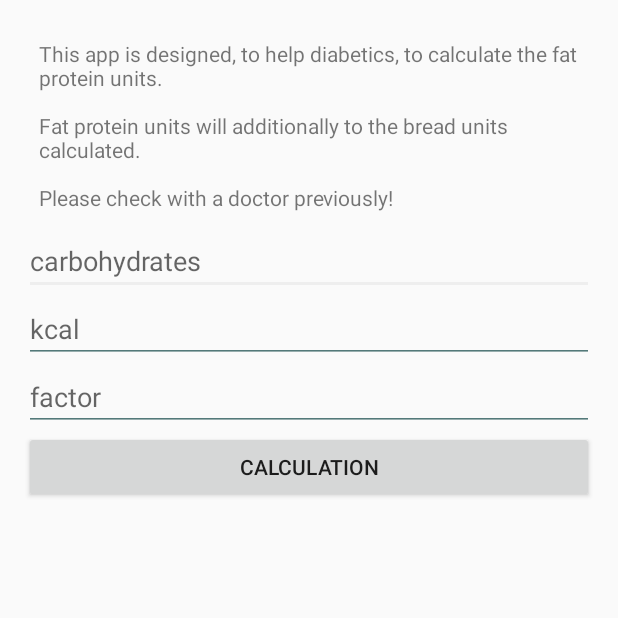
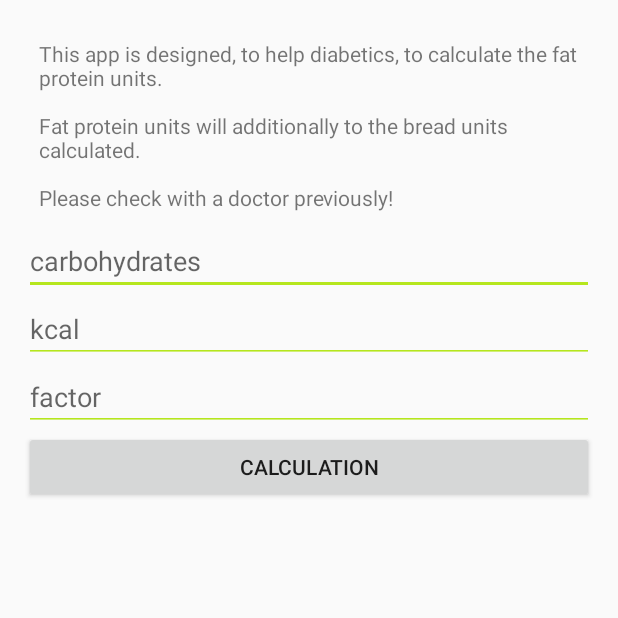
Before and after one commit to beccabug2004/FPE-Rechner, an Android app: the screen it shows after launch (MainActivity), on a phone screen of 412 x 824 dp, the top half of it. Run offline under Robolectric (Android 15) with nearby library versions, the phone set to English and light mode, and no system bars; 1 statement that could not run was skipped.

Commit message:
Update activity_main.xml

```diff
--- a/app/src/main/res/layout/activity_main.xml
+++ b/app/src/main/res/layout/activity_main.xml
@@ -27,7 +27,8 @@
         android:id="@+id/editTextCho"
         android:layout_width="fill_parent"
         android:layout_height="wrap_content"
-        android:numeric="decimal"
+        android:inputType="numberDecimal"
+        android:backgroundTint="#b5e61d"
         android:layout_below="@+id/textViewNote"
         android:layout_alignParentLeft="true"
         android:layout_alignParentStart="true" />
@@ -37,8 +38,8 @@
         android:id="@+id/editTextKcal"
         android:layout_width="fill_parent"
         android:layout_height="wrap_content"
-        android:numeric="decimal"
-        android:backgroundTint="#537979"
+        android:inputType="numberDecimal"
+        android:backgroundTint="#b5e61d"
         android:layout_below="@+id/editTextCho"
         android:layout_alignParentLeft="true"
         android:layout_alignParentStart="true" />
@@ -48,8 +49,8 @@
         android:id="@+id/editTextFactor"
         android:layout_width="fill_parent"
         android:layout_height="wrap_content"
-        android:numeric="decimal"
-        android:backgroundTint="#537979"
+        android:inputType="numberDecimal"
+        android:backgroundTint="#b5e61d"
         android:layout_below="@+id/editTextKcal"
         android:layout_alignParentRight="true"
         android:layout_alignParentEnd="true" />
@@ -69,8 +70,9 @@
         android:padding="20dp"
         android:layout_width="wrap_content"
         android:layout_height="wrap_content"
+        android:textSize="17sp"
         android:id="@+id/textViewResult"
-        android:layout_centerVertical="true"
+        android:layout_below="@+id/buttonCalc"
         android:layout_alignParentLeft="true"
         android:layout_alignParentStart="true" />
 
```
